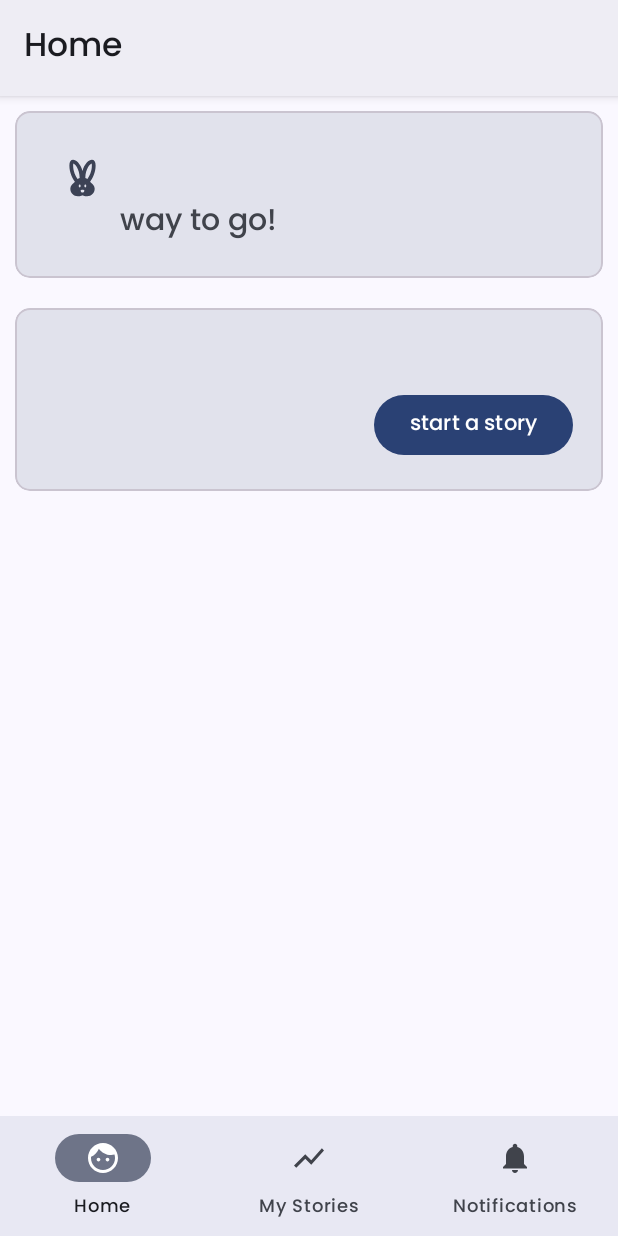
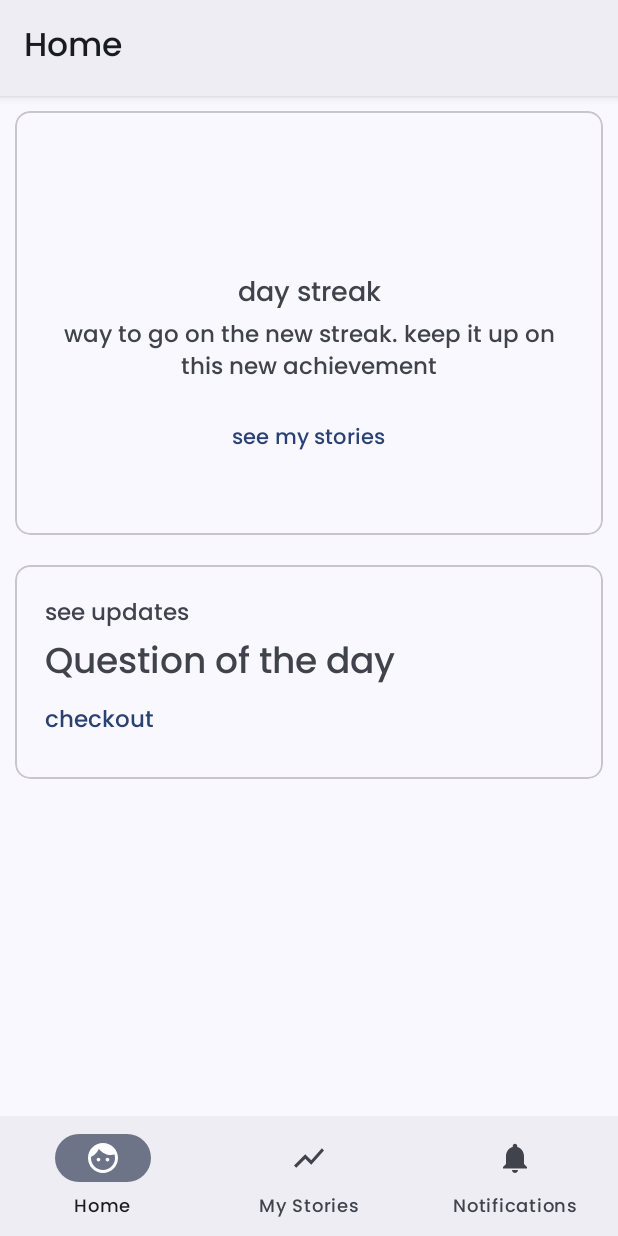
Before and after one commit to curioustale-app/android, an Android app: the screen it shows after launch once a user with an empty profile is signed in (MainActivity), on a phone screen of 412 x 824 dp. Run offline under Robolectric (Android 15) with nearby library versions, the phone set to English and light mode, and no system bars; our stand-ins replace Firebase (no records; nobody signed in at launch, a user with empty details on screens opened directly), navigation-ui; 1 statement that could not run was skipped.

Commit message:
updated design and page structure

```diff
--- a/app/src/main/java/app/curioustale/curioustale/MainActivity.java
+++ b/app/src/main/java/app/curioustale/curioustale/MainActivity.java
@@ -14,6 +14,7 @@ import app.curioustale.curioustale.databinding.ActivityMainBinding;
 import app.curioustale.curioustale.repo.auth.FirebaseAuthRepository;
 
 public class MainActivity extends AppCompatActivity {
+    private AppBarConfiguration appBarConfiguration;
 
     @Override
     protected void onCreate(Bundle savedInstanceState) {
@@ -27,7 +28,7 @@ public class MainActivity extends AppCompatActivity {
 
         // Passing each menu ID as a set of Ids because each
         // menu should be considered as top level destinations.
-        AppBarConfiguration appBarConfiguration = new AppBarConfiguration.Builder(
+        appBarConfiguration = new AppBarConfiguration.Builder(
                 R.id.navigation_home, R.id.navigation_my_stories, R.id.navigation_notifications)
                 .build();
         NavController navController = Navigation.findNavController(this, R.id.nav_host_fragment_activity_main);
@@ -35,4 +36,9 @@ public class MainActivity extends AppCompatActivity {
         NavigationUI.setupWithNavController(binding.navView, navController);
     }
 
+    @Override
+    public boolean onSupportNavigateUp() {
+        NavController navController = Navigation.findNavController(this, R.id.nav_host_fragment_activity_main);
+        return NavigationUI.navigateUp(navController, appBarConfiguration) || super.onSupportNavigateUp();
+    }
 }
--- a/app/src/main/java/app/curioustale/curioustale/ui/MainViewModel.java
+++ b/app/src/main/java/app/curioustale/curioustale/ui/MainViewModel.java
@@ -1,28 +1,26 @@
 package app.curioustale.curioustale.ui;
+
+import android.util.Log;
 
 import androidx.lifecycle.MutableLiveData;
 import androidx.lifecycle.ViewModel;
 
+import app.curioustale.curioustale.config.Constants;
 import app.curioustale.curioustale.models.Question;
 import app.curioustale.curioustale.repo.questions.FirebaseQuestionRepository;
 import app.curioustale.curioustale.repo.questions.QuestionRepository;
 
 public class MainViewModel extends ViewModel {
     private final QuestionRepository questionRepository;
-    private final MutableLiveData<Exception> error;
     private MutableLiveData<Question> question;
 
     public MainViewModel() {
-        error = new MutableLiveData<>();
         questionRepository = new FirebaseQuestionRepository();
-    }
-
-    public MutableLiveData<Exception> onError() {
-        return error;
     }
 
     public MutableLiveData<Question> getQuestionForTheDay(String today) {
         if (question != null) return question;
+        Log.d(Constants.DEBUG_TAG, "getting the question for the day");
 
         question = new MutableLiveData<>();
         questionRepository.getQuestionForTheDay(today, new QuestionRepository.QuestionForTheDayResultListener() {
@@ -33,7 +31,7 @@ public class MainViewModel extends ViewModel {
 
             @Override
             public void onQuestionError(Exception e) {
-                error.setValue(e);
+                question.setValue(null);
             }
         });
         return question;
--- a/app/src/main/java/app/curioustale/curioustale/ui/home/HomeFragment.java
+++ b/app/src/main/java/app/curioustale/curioustale/ui/home/HomeFragment.java
@@ -6,64 +6,28 @@ import android.view.View;
 import android.view.ViewGroup;
 
 import androidx.annotation.NonNull;
-import androidx.annotation.Nullable;
 import androidx.fragment.app.Fragment;
-import androidx.lifecycle.ViewModelProvider;
 import androidx.navigation.NavController;
 import androidx.navigation.Navigation;
 
-import com.google.android.material.snackbar.BaseTransientBottomBar;
-import com.google.android.material.snackbar.Snackbar;
-
 import app.curioustale.curioustale.R;
-import app.curioustale.curioustale.config.PreferenceUtils;
 import app.curioustale.curioustale.databinding.FragmentHomeBinding;
-import app.curioustale.curioustale.models.Question;
-import app.curioustale.curioustale.ui.MainViewModel;
 
 public class HomeFragment extends Fragment {
 
     private FragmentHomeBinding binding;
-    private MainViewModel viewModel;
-
-    @Override
-    public void onCreate(@Nullable Bundle savedInstanceState) {
-        super.onCreate(savedInstanceState);
-        viewModel = new ViewModelProvider(this).get(MainViewModel.class);
-    }
 
     @Override
     public View onCreateView(@NonNull LayoutInflater inflater,
                              ViewGroup container, Bundle savedInstanceState) {
         binding = FragmentHomeBinding.inflate(inflater, container, false);
-        String today = PreferenceUtils.getToday(requireContext());
-        viewModel.onError().observe(getViewLifecycleOwner(), this::toastError);
-        viewModel.getQuestionForTheDay(today).observe(getViewLifecycleOwner(), this::setQuestionForTheDay);
-        binding.btnAnswer.setOnClickListener(v -> navigateToAnswerPage());
+        binding.cardQuestionOfDay.setOnClickListener(v -> navigateToQuestionPage());
         return binding.getRoot();
     }
 
-    private void toastError(Exception error) {
-        String message = "Something went wrong";
-        if (error.getLocalizedMessage() != null) message = error.getLocalizedMessage();
-        Snackbar.make(binding.getRoot(), message, BaseTransientBottomBar.LENGTH_SHORT).show();
-    }
-
-    private void setQuestionForTheDay(Question question) {
-        if (question == null) {
-            handleNoQuestionForDay();
-            return;
-        }
-        binding.tvQuestion.setText(question.getTitle());
-    }
-
-    private void handleNoQuestionForDay() {
-        Snackbar.make(binding.getRoot(), "No Question for today!", BaseTransientBottomBar.LENGTH_SHORT).show();
-    }
-
-    private void navigateToAnswerPage() {
+    private void navigateToQuestionPage() {
         NavController controller = Navigation.findNavController(requireActivity(), R.id.nav_host_fragment_activity_main);
-        controller.navigate(R.id.from_home_to_answer);
+        controller.navigate(R.id.from_home_to_question);
     }
 
     @Override
--- a/app/src/main/res/layout/activity_main.xml
+++ b/app/src/main/res/layout/activity_main.xml
@@ -12,7 +12,6 @@
         android:layout_height="wrap_content"
         android:layout_marginStart="0dp"
         android:layout_marginEnd="0dp"
-        android:background="?android:attr/windowBackground"
         app:layout_constraintBottom_toBottomOf="parent"
         app:layout_constraintLeft_toLeftOf="parent"
         app:layout_constraintRight_toRightOf="parent"
--- a/app/src/main/res/layout/fragment_answer.xml
+++ b/app/src/main/res/layout/fragment_answer.xml
@@ -5,7 +5,7 @@
     android:layout_height="match_parent"
     android:orientation="vertical"
     android:fitsSystemWindows="true"
-    android:paddingBottom="?bottomAppBarStyle"
+    android:paddingBottom="@dimen/page_bottom_padding"
     tools:context=".ui.answer.AnswerFragment">
 
     <LinearLayout
@@ -18,12 +18,13 @@
             android:id="@+id/tv_question"
             android:layout_width="match_parent"
             android:layout_height="wrap_content"
-            android:textSize="20sp" />
+            android:textSize="@dimen/text_medium" />
 
         <com.google.android.material.textfield.TextInputEditText
             android:id="@+id/et_answer"
             android:layout_width="match_parent"
             android:layout_height="wrap_content"
+            style="@style/ThemeOverlay.Material3.TextInputEditText.OutlinedBox"
             android:padding="@dimen/padding"
             android:layout_marginTop="@dimen/margin"
             android:hint="@string/start_typing_hint"
--- a/app/src/main/res/layout/fragment_home.xml
+++ b/app/src/main/res/layout/fragment_home.xml
@@ -5,6 +5,7 @@
     android:layout_width="match_parent"
     android:layout_height="match_parent"
     android:orientation="vertical"
+    android:fitsSystemWindows="true"
     tools:context=".ui.home.HomeFragment">
 
     <LinearLayout
@@ -13,28 +14,20 @@
         android:orientation="vertical">
 
         <com.google.android.material.card.MaterialCardView
+            android:id="@+id/card_day_streak"
+            style="@style/Widget.Material3.CardView.Outlined"
             android:layout_width="match_parent"
             android:layout_height="wrap_content"
-        app:cardBackgroundColor="?colorSurfaceVariant"
             android:layout_margin="10dp"
             android:elevation="@dimen/elevation"
             app:cardCornerRadius="@dimen/radius"
-        app:contentPadding="@dimen/padding">
+            app:contentPaddingBottom="40dp"
+            app:contentPaddingLeft="30dp"
+            app:contentPaddingRight="30dp"
+            app:contentPaddingTop="40dp">
+
             <LinearLayout
                 android:layout_width="match_parent"
-            android:layout_height="wrap_content"
-            android:orientation="horizontal">
-
-            <ImageView
-                android:layout_width="30dp"
-                android:layout_height="30dp"
-                android:layout_margin="@dimen/margin"
-                android:contentDescription="@string/day_streak_content_desc"
-                android:src="@drawable/ic_day_streak_icon"
-                app:tint="?colorAccent" />
-
-            <LinearLayout
-                android:layout_width="wrap_content"
                 android:layout_height="wrap_content"
                 android:orientation="vertical">
 
@@ -42,25 +35,43 @@
                     android:id="@+id/tv_day"
                     android:layout_width="match_parent"
                     android:layout_height="wrap_content"
-                    android:textStyle="bold"
-                    android:textSize="22sp" />
+                    android:textAlignment="center"
+                    android:textSize="@dimen/text_extra_large"
+                    android:textStyle="bold" />
 
                 <TextView
-                    android:id="@+id/tv_day_streak"
                     android:layout_width="match_parent"
                     android:layout_height="wrap_content"
-                    android:text="@string/way_to_go"
-                    android:textSize="20sp" />
+                    android:text="@string/day_streak_text"
+                    android:textAlignment="center"
+                    android:textSize="@dimen/text_medium" />
 
-            </LinearLayout>
+                <TextView
+                    android:layout_width="match_parent"
+                    android:layout_height="wrap_content"
+                    android:text="@string/day_streak_subtitle_text"
+                    android:textAlignment="center"
+                    android:textColor="?colorOnSurfaceVariant"
+                    android:textSize="@dimen/text_small" />
+
+                <com.google.android.material.button.MaterialButton
+                    android:id="@+id/btn_my_stories"
+                    style="@style/Widget.Material3.Button.TextButton"
+                    android:layout_width="wrap_content"
+                    android:layout_height="wrap_content"
+                    android:layout_gravity="center_horizontal"
+                    android:layout_marginTop="@dimen/margin"
+                    android:text="@string/see_my_stories_btn" />
+
             </LinearLayout>
         </com.google.android.material.card.MaterialCardView>
 
         <com.google.android.material.card.MaterialCardView
+            android:id="@+id/card_question_of_day"
+            style="@style/Widget.Material3.CardView.Outlined"
             android:layout_width="match_parent"
             android:layout_height="wrap_content"
-        app:cardBackgroundColor="?colorSurfaceVariant"
-        android:layout_margin="10dp"
+            android:layout_margin="@dimen/margin"
             android:elevation="@dimen/elevation"
             app:cardCornerRadius="@dimen/radius"
             app:contentPadding="@dimen/padding">
@@ -71,20 +82,27 @@
                 android:orientation="vertical">
 
                 <TextView
+                    android:layout_width="match_parent"
+                    android:layout_height="wrap_content"
+                    android:text="@string/see_updates_text"
+                    android:textColor="?colorOnSurfaceVariant"
+                    android:textSize="@dimen/text_small" />
+
+                <TextView
                     android:id="@+id/tv_question"
                     android:layout_width="match_parent"
                     android:layout_height="wrap_content"
-                android:textSize="20sp" />
+                    android:text="@string/question_of_the_day_text"
+                    android:textSize="@dimen/text_large" />
 
-            <com.google.android.material.button.MaterialButton
-                android:id="@+id/btn_answer"
+                <TextView
                     android:layout_width="wrap_content"
                     android:layout_height="wrap_content"
-                android:layout_gravity="end"
-                android:text="@string/start_a_story_btn" />
+                    android:paddingVertical="5dp"
+                    android:text="@string/checkout_btn_text"
+                    android:textColor="?colorPrimary"
+                    android:textSize="@dimen/text_small" />
             </LinearLayout>
         </com.google.android.material.card.MaterialCardView>
-
-
     </LinearLayout>
 </ScrollView>
--- a/app/src/main/res/navigation/mobile_navigation.xml
+++ b/app/src/main/res/navigation/mobile_navigation.xml
@@ -11,8 +11,8 @@
         android:label="@string/title_home"
         tools:layout="@layout/fragment_home">
         <action
-            android:id="@+id/from_home_to_answer"
-            app:destination="@id/answer_fragment" />
+            android:id="@+id/from_home_to_question"
+            app:destination="@id/question_fragment" />
     </fragment>
 
     <fragment
@@ -32,4 +32,14 @@
         android:name="app.curioustale.curioustale.ui.answer.AnswerFragment"
         android:label="@string/title_answer"
         tools:layout="@layout/fragment_answer" />
+
+    <fragment
+        android:id="@+id/question_fragment"
+        android:name="app.curioustale.curioustale.ui.question.QuestionFragment"
+        android:label="@string/title_question"
+        tools:layout="@layout/fragment_question">
+        <action
+            android:id="@+id/from_question_to_answer"
+            app:destination="@id/answer_fragment" />
+    </fragment>
 </navigation>
--- a/app/src/main/res/values/dimens.xml
+++ b/app/src/main/res/values/dimens.xml
@@ -1,7 +1,15 @@
 <resources>
-    <!-- Default screen margins, per the Android Design guidelines. -->
     <item name="padding" type="dimen">20dp</item>
     <item name="radius" type="dimen">10dp</item>
     <item name="elevation" type="dimen">10dp</item>
     <item name="margin" type="dimen">10dp</item>
+    <item name="margin_large" type="dimen">20dp</item>
+
+    <item name="page_bottom_padding" type="dimen">50dp</item>
+
+    <item name="text_extra_large" type="dimen">40sp</item>
+    <item name="text_large" type="dimen">24sp</item>
+    <item name="text_medium" type="dimen">18sp</item>
+    <item name="text_small" type="dimen">15sp</item>
+    <item name="text_extra_small" type="dimen">12sp</item>
 </resources>
--- a/app/src/main/res/values/strings.xml
+++ b/app/src/main/res/values/strings.xml
@@ -5,10 +5,16 @@
     <string name="title_notifications">Notifications</string>
     <string name="anon_acc_create_error">Failed to connect to the servers</string>
     <string name="day_streak_content_desc">day streak</string>
-    <string name="way_to_go">way to go!</string>
-    <string name="start_a_story_btn">start a story</string>
+    <string name="see_my_stories_btn">see my stories</string>
     <string name="submit_story_btn">submit story</string>
     <string name="answer_content_desc">answer</string>
     <string name="start_typing_hint">start typing…</string>
     <string name="title_answer">Answer</string>
+    <string name="day_streak_text">day streak</string>
+    <string name="day_streak_subtitle_text">way to go on the new streak. keep it up on this new achievement</string>
+    <string name="question_of_the_day_text">Question of the day</string>
+    <string name="title_question">Question</string>
+    <string name="see_updates_text">see updates</string>
+    <string name="checkout_btn_text">checkout</string>
+    <string name="start_a_story_btn_text">start a story</string>
 </resources>
--- a/app/src/main/res/values/themes.xml
+++ b/app/src/main/res/values/themes.xml
@@ -2,8 +2,10 @@
     <!-- Base application theme. -->
     <style name="Theme.CuriousTale" parent="Theme.Material3.DynamicColors.DayNight">
         <item name="fontFamily">@font/poppins_medium</item>
+        <item name="android:statusBarColor">?attr/colorSurfaceContainer</item>
     </style>
     <style name="Theme.CuriousTale.NoAppBar" parent="Theme.Material3.DayNight.NoActionBar">
         <item name="fontFamily">@font/poppins_medium</item>
+        <item name="android:statusBarColor">?attr/colorSurfaceContainer</item>
     </style>
 </resources>
```
Also changed, not shown: app/src/main/java/app/curioustale/curioustale/ui/question/QuestionFragment.java (added, +67 -0 lines), app/src/main/res/layout/fragment_question.xml (added, +45 -0 lines). Lines whose indentation alone changed are shown as unchanged.
